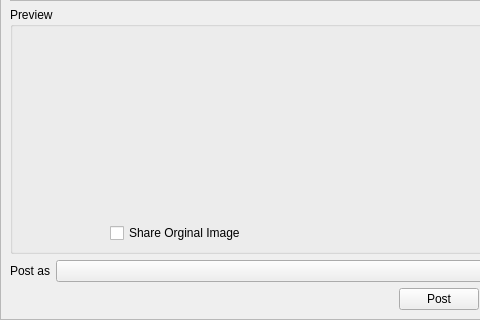
Before: the Qt Designer form retroshare-gui/src/gui/Posted/PostedCreatePostDialog.ui in RetroShare/RetroShare, drawn with Qt 5; both pictures show x 0 to 480 and y 198 to 518 of the 575 by 518 pixel window.
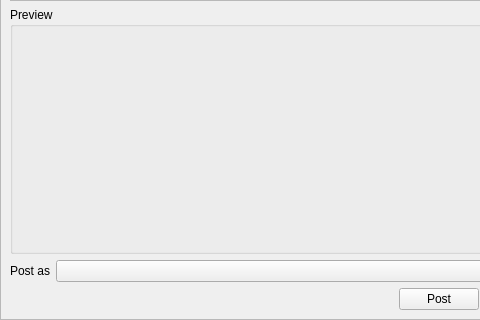
After: the same form once the commit is applied. The open tabs and pages were chosen to show the change. Icons and pictures are not drawn. Custom widgets are drawn as their Qt base class.

The edit to the form file:
```diff
--- a/retroshare-gui/src/gui/Posted/PostedCreatePostDialog.ui
+++ b/retroshare-gui/src/gui/Posted/PostedCreatePostDialog.ui
@@ -279,13 +279,6 @@
                    </property>
                   </spacer>
                  </item>
-                 <item row="1" column="0">
-                  <widget class="QCheckBox" name="shareimagecheckBox">
-                   <property name="text">
-                    <string>Share Orginal Image</string>
-                   </property>
-                  </widget>
-                 </item>
                  <item row="0" column="0" colspan="3">
                   <widget class="QLabel" name="imageLabel">
                    <property name="maximumSize">
```
